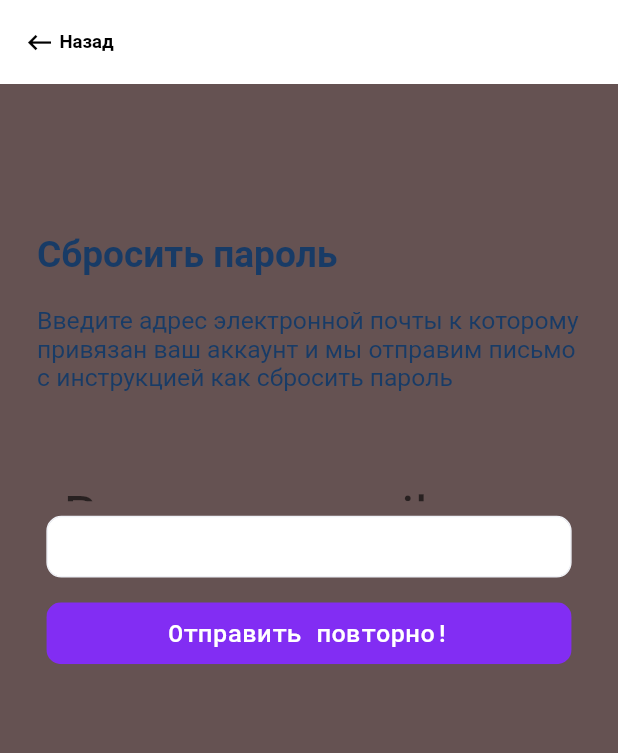
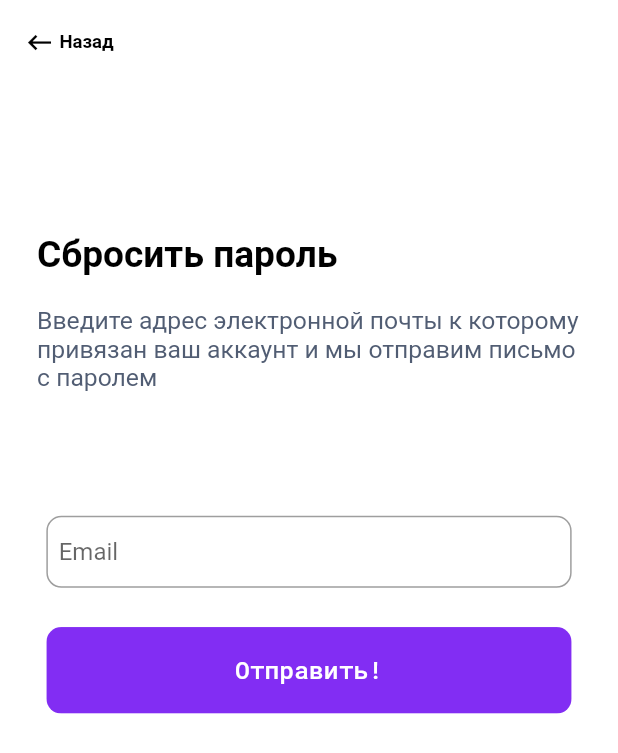
Before and after one commit to i-b8o/wb_assistant, a Flutter app: the PasswordRecoveryPage screen opened directly, on a phone screen of 412 x 824 dp. Shown: the top 753 px of the screen. Run offline on Flutter 3.47's test engine with Material 2 defaults, Android fonts, the phone set to English and light mode, and no system bars; our stand-ins replace get, get_storage, google_fonts; accounts and stored records are empty.

```diff
--- a/lib/constants.dart
+++ b/lib/constants.dart
@@ -7,9 +7,11 @@ class Constants {
   static const azureColor = Color.fromRGBO(24, 59, 102, 1);
   static const recoverPasswordBGColor = Color.fromRGBO(240, 242, 247, 1);
   static const recoverPasswordBtnColor = Color.fromRGBO(130, 45, 243, 1);
+  static const recoverPasswordTextColor = Color.fromRGBO(81, 93, 115, 1);
   static const String resetPasswordHeader = "Сбросить пароль";
   static const String resetPasswordText =
-      "Введите адрес электронной почты к которому привязан ваш аккаунт и мы отправим письмо с инструкцией как сбросить пароль";
+      "Введите адрес электронной почты к которому привязан ваш аккаунт и мы отправим письмо с паролем";
+  static const String resetPasswordBtnText = "Отправить!";
   static const String signUpHeaderText = "Добро пожаловать!";
   static const String signUpGreetingText =
       "Давайте зарегистрируем вам аккаунт.";
--- a/lib/views/password_recovery/password_recovery.dart
+++ b/lib/views/password_recovery/password_recovery.dart
@@ -1,9 +1,9 @@
 import 'package:flutter/material.dart';
 import 'package:get/get.dart';
-import 'package:google_fonts/google_fonts.dart';
 
-import '../../constants.dart';
-import '../../controllers/authentication_controller.dart';
+import 'password_recovery_components/reset_password_btn.dart';
+import 'password_recovery_components/reset_password_description.dart';
+import 'password_recovery_components/reset_password_text_field.dart';
 
 class PasswordRecoveryPage extends StatelessWidget {
   const PasswordRecoveryPage({Key? key}) : super(key: key);
@@ -11,10 +11,12 @@ class PasswordRecoveryPage extends StatelessWidget {
   @override
   Widget build(BuildContext context) {
     Size size = MediaQuery.of(context).size;
+    bool keyboard = MediaQuery.of(context).viewInsets.bottom > 0.0;
+
     print("PasswordRecoveryPage");
     return Scaffold(
-      backgroundColor: Color.fromARGB(255, 101, 82, 82),
       resizeToAvoidBottomInset: false,
+      backgroundColor: Colors.white,
       appBar: AppBar(
         automaticallyImplyLeading: false,
         elevation: 0,
@@ -43,92 +45,17 @@ class PasswordRecoveryPage extends StatelessWidget {
       ),
       body: Column(
         children: [
-          Column(
-            crossAxisAlignment: CrossAxisAlignment.start,
-            children: [
-              SizedBox(
-                height: size.height * 0.12,
-              ),
-              Padding(
-                padding: EdgeInsets.symmetric(horizontal: size.width * 0.06),
-                child: Text(
-                  Constants.resetPasswordHeader,
-                  style: TextStyle(
-                      color: Constants.azureColor,
-                      fontWeight: FontWeight.bold,
-                      fontSize: size.height * 0.03),
-                ),
-              ),
-              SizedBox(
-                height: size.height * 0.025,
-              ),
-              Padding(
-                padding: EdgeInsets.symmetric(horizontal: size.width * 0.06),
-                child: Text(
-                  Constants.resetPasswordText,
-                  style: TextStyle(
-                      color: Constants.azureColor,
-                      fontSize: size.height * 0.02),
-                ),
-              ),
-              SizedBox(
-                height: size.height * 0.1,
-              ),
-            ],
+          SizedBox(
+            height: keyboard ? 0 : size.height * 0.12,
           ),
+          const ResetPasswordDescription(),
           Column(
             children: [
-              Container(
-                alignment: Alignment.center,
-                width: size.width * 0.85,
-                height: size.height * 0.05,
-                decoration: BoxDecoration(
-                    color: Colors.white,
-                    borderRadius: BorderRadius.circular(10),
-                    border:
-                        Border.all(color: Constants.recoverPasswordBGColor)),
-                child: Padding(
-                  padding: EdgeInsets.symmetric(
-                    horizontal: size.width * 0.025,
-                    vertical: size.width * 0.0345,
-                  ),
-                  child: TextField(
-                    keyboardType: TextInputType.emailAddress,
-                    onChanged: (value) {
-                      Get.find<AuthenticationController>().email = value;
-                    },
-                    textAlignVertical: TextAlignVertical.center,
-                    decoration: InputDecoration(
-                        hintText: Constants.emailInputText,
-                        hintStyle: TextStyle(
-                          fontSize: size.height * 0.045,
-                        ),
-                        border: InputBorder.none),
-                  ),
-                ),
-              ),
+              const ResetPasswordTextField(),
               SizedBox(
                 height: size.height * 0.02,
               ),
-              SizedBox(
-                width: size.width * 0.85,
-                height: size.height * 0.05,
-                child: ClipRRect(
-                  borderRadius: BorderRadius.circular(10),
-                  child: Container(
-                      color: Constants.recoverPasswordBtnColor,
-                      child: TextButton(
-                          onPressed: () {
-                            // controller.onResendBtnPressed();
-                            print("Button pressed");
-                          },
-                          child: Text(Constants.confirmBtnText,
-                              style: GoogleFonts.robotoMono(
-                                fontSize: size.height * 0.02,
-                                color: Colors.white,
-                              )))),
-                ),
-              ),
+              const ResetPasswordBtn(),
             ],
           ),
           SizedBox(
--- /dev/null
+++ b/lib/views/password_recovery/password_recovery_components/reset_password_btn.dart
@@ -0,0 +1,35 @@
+import 'package:flutter/material.dart';
+import 'package:google_fonts/google_fonts.dart';
+
+import '../../../constants.dart';
+
+class ResetPasswordBtn extends StatelessWidget {
+  const ResetPasswordBtn({
+    Key? key,
+  }) : super(key: key);
+
+  @override
+  Widget build(BuildContext context) {
+    Size size = MediaQuery.of(context).size;
+
+    return SizedBox(
+      width: size.width * 0.85,
+      height: size.height * 0.07,
+      child: ClipRRect(
+        borderRadius: BorderRadius.circular(10),
+        child: Container(
+            color: Constants.recoverPasswordBtnColor,
+            child: TextButton(
+                onPressed: () {
+                  // controller.onResendBtnPressed();
+                  print("Button pressed");
+                },
+                child: Text(Constants.resetPasswordBtnText,
+                    style: GoogleFonts.robotoMono(
+                      fontSize: size.height * 0.02,
+                      color: Colors.white,
+                    )))),
+      ),
+    );
+  }
+}
--- /dev/null
+++ b/lib/views/password_recovery/password_recovery_components/reset_password_description.dart
@@ -0,0 +1,45 @@
+import 'package:flutter/material.dart';
+
+import '../../../constants.dart';
+
+class ResetPasswordDescription extends StatelessWidget {
+  const ResetPasswordDescription({
+    Key? key,
+  }) : super(key: key);
+
+  @override
+  Widget build(BuildContext context) {
+    Size size = MediaQuery.of(context).size;
+
+    return Column(
+      crossAxisAlignment: CrossAxisAlignment.start,
+      children: [
+        Padding(
+          padding: EdgeInsets.symmetric(horizontal: size.width * 0.06),
+          child: Text(
+            Constants.resetPasswordHeader,
+            style: TextStyle(
+                color: Colors.black,
+                fontWeight: FontWeight.bold,
+                fontSize: size.height * 0.03),
+          ),
+        ),
+        SizedBox(
+          height: size.height * 0.025,
+        ),
+        Padding(
+          padding: EdgeInsets.symmetric(horizontal: size.width * 0.06),
+          child: Text(
+            Constants.resetPasswordText,
+            style: TextStyle(
+                color: Constants.recoverPasswordTextColor,
+                fontSize: size.height * 0.02),
+          ),
+        ),
+        SizedBox(
+          height: size.height * 0.1,
+        ),
+      ],
+    );
+  }
+}
--- /dev/null
+++ b/lib/views/password_recovery/password_recovery_components/reset_password_text_field.dart
@@ -0,0 +1,40 @@
+import 'package:flutter/material.dart';
+import 'package:get/get.dart';
+
+import '../../../constants.dart';
+import '../../../controllers/authentication_controller.dart';
+
+class ResetPasswordTextField extends StatelessWidget {
+  const ResetPasswordTextField({
+    Key? key,
+  }) : super(key: key);
+
+  @override
+  Widget build(BuildContext context) {
+    Size size = MediaQuery.of(context).size;
+    return SizedBox(
+      width: size.width * 0.85,
+      height: size.height * 0.07,
+      child: TextField(
+        textAlignVertical: TextAlignVertical.center,
+        onChanged: (value) {
+          Get.find<AuthenticationController>().email = value;
+        },
+        decoration: InputDecoration(
+          focusedBorder: OutlineInputBorder(
+            borderRadius: BorderRadius.circular(10),
+            borderSide: const BorderSide(
+                color: Constants.recoverPasswordBtnColor, width: 2.0),
+          ),
+          border: OutlineInputBorder(
+            borderRadius: BorderRadius.circular(10),
+          ),
+          hintText: 'Email',
+          contentPadding: EdgeInsets.all(
+            size.height * 0.01,
+          ),
+        ),
+      ),
+    );
+  }
+}
```
